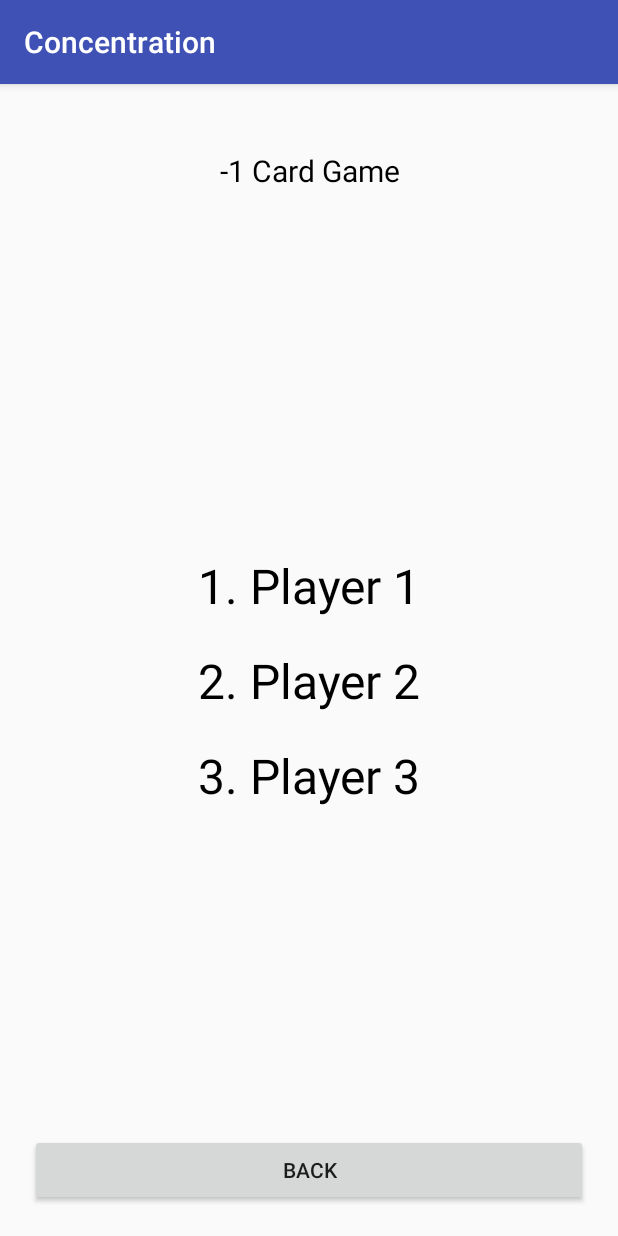
After one commit to andrew-tek/Concentration, an Android app: the HighScoreActivity screen opened directly, with no data from a screen before it, on a phone screen of 412 x 824 dp. The commit adds this screen. Run offline under Robolectric (Android 15) with nearby library versions, the phone set to English and light mode, and no system bars; our stand-ins replace ButterKnife.

Commit message:
Highscore screens and links/buttons created

```diff
--- a/app/src/main/AndroidManifest.xml
+++ b/app/src/main/AndroidManifest.xml
@@ -18,6 +18,8 @@
         </activity>
         <activity android:name=".InfoActivity"></activity>
         <activity android:name=".GameActivity"></activity>
+        <activity android:name=".HighScoreInfoActivity"></activity>
+        <activity android:name=".HighScoreActivity"></activity>
 
     </application>
 
--- /dev/null
+++ b/app/src/main/java/edu/cpp/concentration/HighScoreActivity.java
@@ -0,0 +1,44 @@
+package edu.cpp.concentration;
+
+
+import android.content.Intent;
+import android.os.Bundle;
+import android.support.v7.app.AppCompatActivity;
+import android.widget.Button;
+import android.widget.NumberPicker;
+import android.widget.TextView;
+
+import butterknife.BindView;
+import butterknife.ButterKnife;
+import butterknife.OnClick;
+
+public class HighScoreActivity extends AppCompatActivity{
+    @BindView(R.id.highScoreBackButton)
+    Button backButton;
+    NumberPicker numberPicker;
+    @BindView(R.id.highScoreTextView)
+    TextView highScoreTextView;
+    @BindView(R.id.highScorePlayerOneTextView)
+    TextView playerOne;
+    @BindView(R.id.highScorePlayerTwoTextView)
+    TextView playerTwo;
+    @BindView(R.id.highScorePlayerThreeTextView)
+    TextView playerThree;
+    private int numberofCards;
+
+    @Override
+    protected void onCreate(Bundle savedInstanceState) {
+        super.onCreate(savedInstanceState);
+        setContentView(R.layout.activity_highscore);
+        ButterKnife.bind(this);
+        numberPicker = findViewById(R.id.numberPickerHighScore);
+        numberofCards = getIntent().getIntExtra("numCards", -1);
+        highScoreTextView.setText(numberofCards + " Card Game");
+    }
+
+    @OnClick (R.id.highScoreBackButton)
+    public void moveBackToStartScreen() {
+        Intent intent = new Intent (this, MainActivity.class);
+        startActivity(intent);
+    }
+}
--- /dev/null
+++ b/app/src/main/res/layout/activity_highscore.xml
@@ -0,0 +1,73 @@
+<?xml version="1.0" encoding="utf-8"?>
+<LinearLayout xmlns:android="http://schemas.android.com/apk/res/android"
+    android:orientation="vertical"
+    android:layout_margin="10sp"
+    android:layout_width="match_parent"
+    android:layout_height="match_parent">
+    <LinearLayout
+        android:layout_width="match_parent"
+        android:layout_height="wrap_content"
+        android:layout_weight="10"
+        android:layout_gravity="center"
+        android:gravity="center">
+        <TextView
+            android:id="@+id/highScoreTextView"
+            android:text="High Score for x Card Game"
+            android:textColor="#000"
+            android:gravity="center"
+            android:textSize="20dp"
+            android:layout_margin="10dp"
+            android:layout_width="match_parent"
+            android:layout_height="wrap_content" />
+    </LinearLayout>
+
+    <LinearLayout
+        android:layout_width="match_parent"
+        android:layout_weight="80"
+        android:layout_gravity="center"
+        android:gravity="center"
+        android:orientation="vertical"
+        android:layout_height="wrap_content">
+        <TextView
+            android:id="@+id/highScorePlayerOneTextView"
+            android:gravity="center"
+            android:text="1. Player 1"
+            android:layout_margin="10dp"
+            android:textColor="#000"
+            android:textSize="32dp"
+            android:layout_width="match_parent"
+            android:layout_height="wrap_content" />
+        <TextView
+            android:id="@+id/highScorePlayerTwoTextView"
+            android:layout_margin="10dp"
+            android:gravity="center"
+            android:text="2. Player 2"
+            android:textColor="#000"
+            android:textSize="32dp"
+            android:layout_width="match_parent"
+            android:layout_height="wrap_content" />
+        <TextView
+            android:id="@+id/highScorePlayerThreeTextView"
+            android:text="3. Player 3"
+            android:gravity="center"
+            android:layout_margin="10dp"
+            android:textColor="#000"
+            android:textSize="32dp"
+            android:layout_width="match_parent"
+            android:layout_height="wrap_content" />
+
+    </LinearLayout>
+
+    <LinearLayout
+        android:layout_width="match_parent"
+        android:layout_height="wrap_content">
+        <Button
+            android:id="@+id/highScoreBackButton"
+            android:text="Back"
+            android:layout_margin="10dp"
+            android:layout_width="match_parent"
+            android:layout_height="wrap_content" />
+
+    </LinearLayout>
+
+</LinearLayout>
```
Also changed, not shown: app/src/main/java/edu/cpp/concentration/HighScoreInfoActivity.java (added, +37 -0 lines), app/src/main/java/edu/cpp/concentration/MainActivity.java (+8 -0 lines), app/src/main/res/layout/activity_highscore_info.xml (added, +36 -0 lines).
